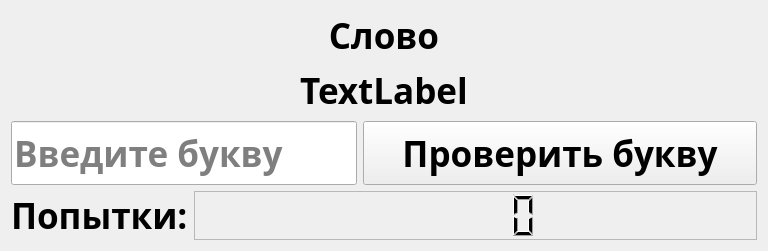
The window that ui/game.ui (ferret22/the_gallows) describes before a commit, drawn with Qt 5.
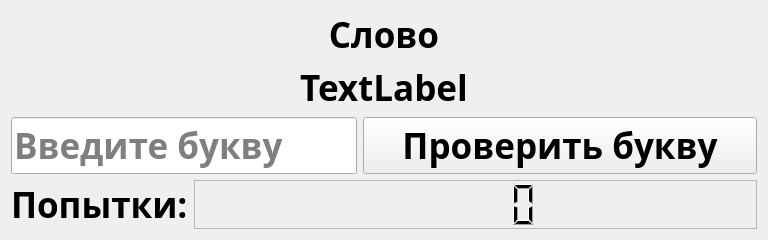
The same window after the commit. Icons and pictures are not drawn.

```diff
--- a/ui/game.ui
+++ b/ui/game.ui
@@ -7,7 +7,7 @@
     <x>0</x>
     <y>0</y>
     <width>768</width>
-    <height>251</height>
+    <height>240</height>
    </rect>
   </property>
   <property name="sizePolicy">
@@ -18,14 +18,14 @@
   </property>
   <property name="minimumSize">
    <size>
-    <width>0</width>
-    <height>0</height>
+    <width>768</width>
+    <height>240</height>
    </size>
   </property>
   <property name="maximumSize">
    <size>
-    <width>768</width>
-    <height>400</height>
+    <width>1024</width>
+    <height>800</height>
    </size>
   </property>
   <property name="font">
```
